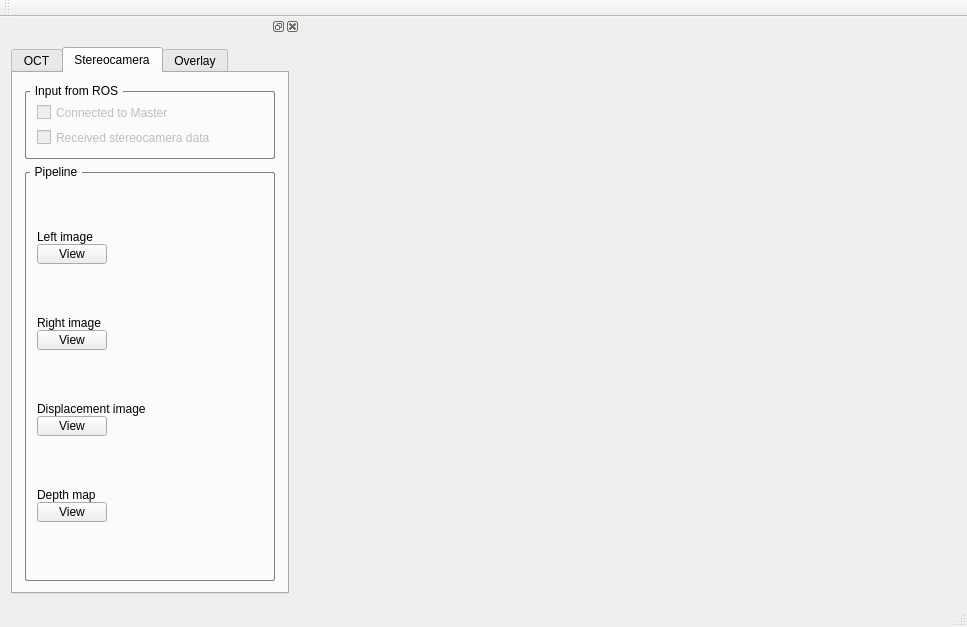
Before: the Qt Designer form form.ui in 1danielcoelho/OCT_overlay, drawn with Qt 5.
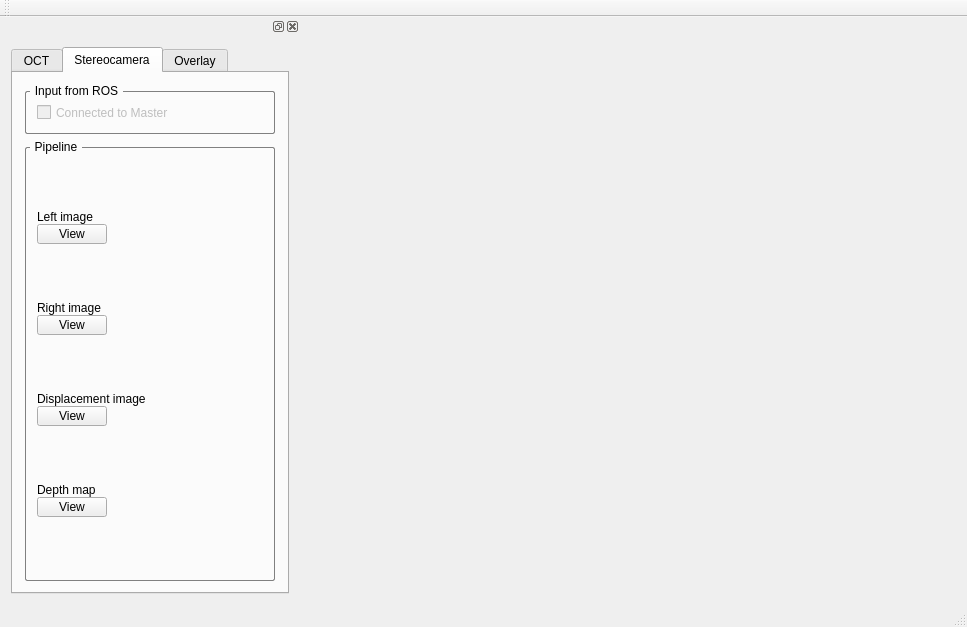
After: the same form once the commit is applied. The open tabs and pages were chosen to show the change. Custom widgets are drawn as their Qt base class.

Commit message: Fixes a bug with depth_incrm being zero on Thorlabs imgs; Fixes a bug cause by receiving a OCTinfo by reference in loadRawOCTData; Implements visualizing the PCL depth_map with VTK

Patch:
```diff
--- a/form.ui
+++ b/form.ui
@@ -1084,13 +1084,13 @@
            <property name="minimumSize">
             <size>
              <width>250</width>
-             <height>75</height>
+             <height>50</height>
             </size>
            </property>
            <property name="maximumSize">
             <size>
              <width>250</width>
-             <height>75</height>
+             <height>50</height>
             </size>
            </property>
            <property name="styleSheet">
@@ -1124,19 +1124,6 @@
               </property>
              </widget>
             </item>
-            <item row="1" column="0">
-             <widget class="QCheckBox" name="received_stereocam_data_checkbox">
-              <property name="enabled">
-               <bool>false</bool>
-              </property>
-              <property name="text">
-               <string>Received stereocamera data</string>
-              </property>
-              <property name="checkable">
-               <bool>true</bool>
-              </property>
-             </widget>
-            </item>
            </layout>
           </widget>
          </item>
```
Left out of the diff: 2 changed lines with no effect on the pictures. The commit also changes 5 other files.
